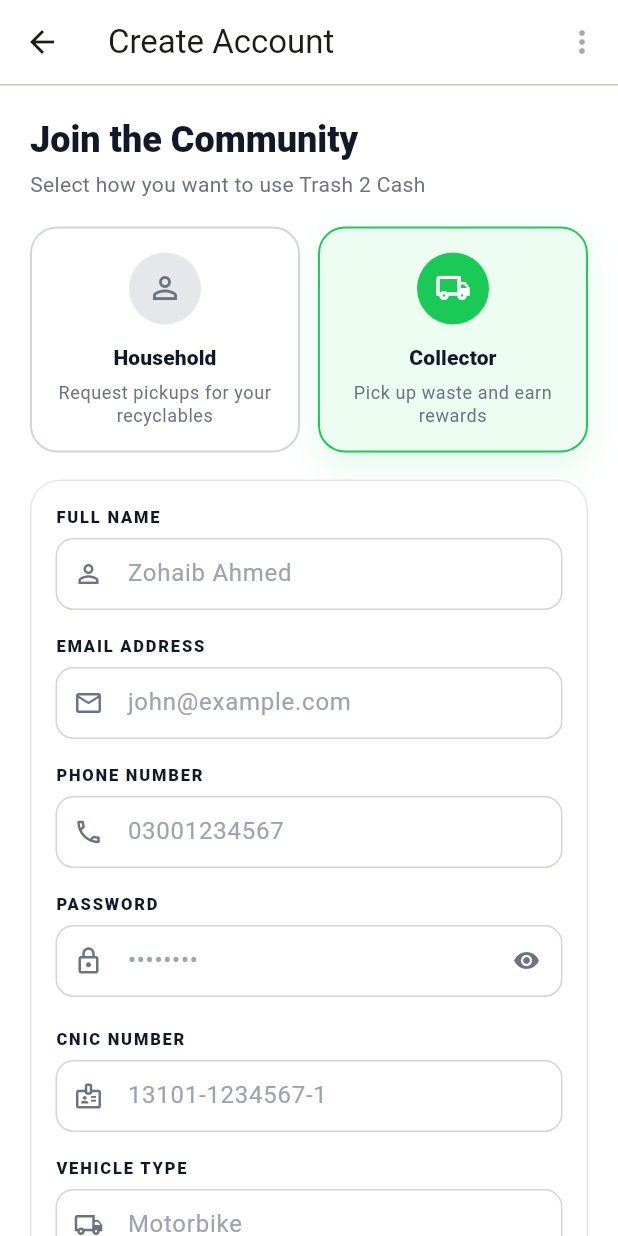
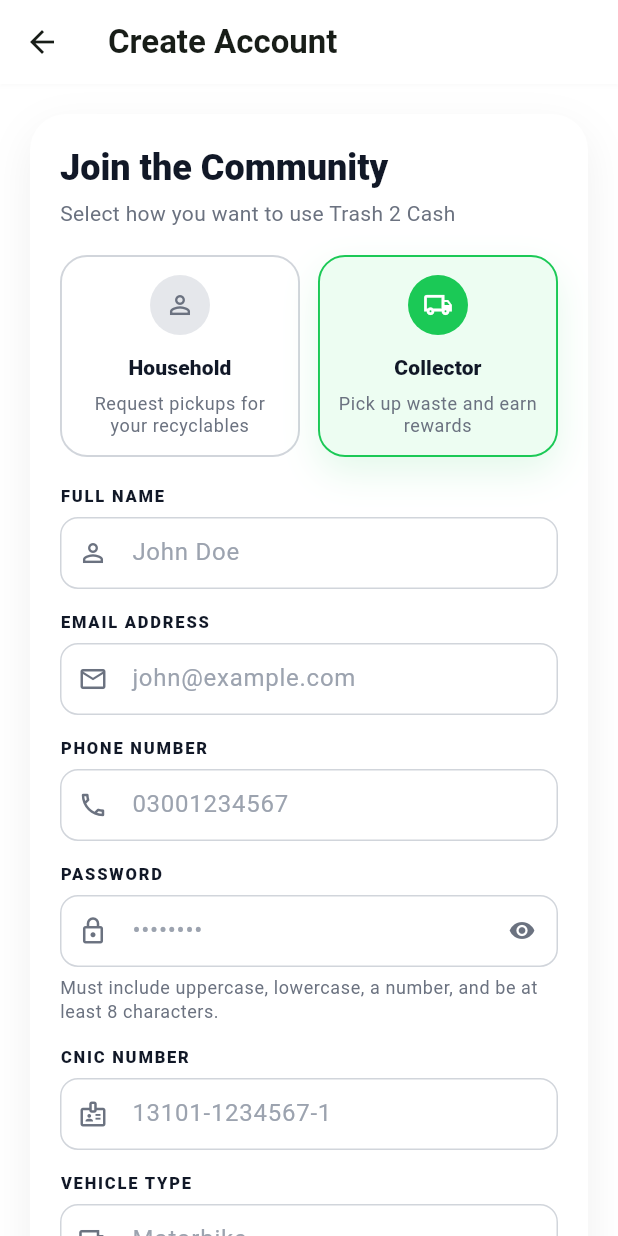
Before and after one commit to zoaib-7ti/trash2cash_app, a Flutter app: the RegisterScreen screen opened by its route, after a tap on "Collector", on a phone screen of 412 x 824 dp. Run offline on Flutter 3.47's test engine with Material 3 defaults, Android fonts, the phone set to English and light mode, and no system bars; our stand-ins replace dio, flutter_secure_storage; accounts and stored records are empty; network calls fail.

Commit message:
update the UI

```diff
--- a/lib/features/auth/screens/login_screen.dart
+++ b/lib/features/auth/screens/login_screen.dart
@@ -62,42 +62,46 @@
         return Scaffold(
           backgroundColor: Colors.white,
           appBar: AppBar(
-            title: const Text('Log in'),
+            title: Text(
+              'Log in',
+              style: Theme.of(
+                context,
+              ).textTheme.titleLarge?.copyWith(fontWeight: FontWeight.bold),
+            ),
             centerTitle: false,
             backgroundColor: Colors.white,
             surfaceTintColor: Colors.white,
-            elevation: 0,
+            elevation: 1,
+            shadowColor: Colors.black.withValues(alpha: 0.08),
             scrolledUnderElevation: 0,
             automaticallyImplyLeading: true,
-            actions: const [
-              Padding(
-                padding: EdgeInsets.only(right: 4),
-                child: Icon(Icons.more_vert),
-              ),
-            ],
-            bottom: const PreferredSize(
-              preferredSize: Size.fromHeight(1),
-              child: Divider(height: 1),
-            ),
           ),
           body: SafeArea(
             child: SingleChildScrollView(
               padding: const EdgeInsets.fromLTRB(20, 20, 20, 24),
+              child: Container(
+                decoration: BoxDecoration(
+                  color: Colors.white,
+                  borderRadius: BorderRadius.circular(24),
+                  boxShadow: [
+                    BoxShadow(
+                      color: Colors.black.withValues(alpha: 0.06),
+                      blurRadius: 24,
+                      offset: const Offset(0, 10),
+                    ),
+                  ],
+                ),
                 child: Column(
                   crossAxisAlignment: CrossAxisAlignment.stretch,
                   children: [
                     Container(
                       padding: const EdgeInsets.fromLTRB(22, 28, 22, 24),
-                    decoration: BoxDecoration(
-                      color: const Color(0xFFF6FBF7),
-                      borderRadius: BorderRadius.circular(22),
-                      boxShadow: [
-                        BoxShadow(
-                          color: Colors.black.withValues(alpha: 0.06),
-                          blurRadius: 24,
-                          offset: const Offset(0, 12),
+                      decoration: const BoxDecoration(
+                        color: Color(0xFFEDFDF2),
+                        borderRadius: BorderRadius.only(
+                          topLeft: Radius.circular(24),
+                          topRight: Radius.circular(24),
                         ),
-                      ],
                       ),
                       child: Column(
                         children: [
@@ -114,7 +118,7 @@
                               color: Colors.white,
                             ),
                           ),
-                        const SizedBox(height: 16),
+                          const SizedBox(height: 25),
                           Text(
                             'Turn your recycling into rewards.\nSign in to continue.',
                             textAlign: TextAlign.center,
@@ -128,7 +132,13 @@
                         ],
                       ),
                     ),
-                  const SizedBox(height: 16),
+                    Container(
+                      padding: const EdgeInsets.all(20),
+                      child: Form(
+                        key: _formKey,
+                        child: Column(
+                          crossAxisAlignment: CrossAxisAlignment.stretch,
+                          children: [
                             if (loginState.errorMessage != null &&
                                 (loginState.fieldErrors == null ||
                                     loginState.fieldErrors!.isEmpty)) ...[
@@ -136,20 +146,8 @@
                                 message: loginState.errorMessage!,
                                 onRetry: _submit,
                               ),
-                    const SizedBox(height: 18),
+                              const SizedBox(height: 24),
                             ],
-                  Container(
-                    padding: const EdgeInsets.all(16),
-                    decoration: BoxDecoration(
-                      color: Colors.white,
-                      borderRadius: BorderRadius.circular(20),
-                      border: Border.all(color: const Color(0xFFE5E7EB)),
-                    ),
-                    child: Form(
-                      key: _formKey,
-                      child: Column(
-                        crossAxisAlignment: CrossAxisAlignment.stretch,
-                        children: [
                             AppTextField(
                               controller: _emailController,
                               label: 'EMAIL ADDRESS',
@@ -162,7 +160,7 @@
                                 'email',
                               ),
                             ),
-                          const SizedBox(height: 18),
+                            const SizedBox(height: 22),
                             AppTextField(
                               controller: _passwordController,
                               label: 'PASSWORD',
@@ -189,15 +187,11 @@
                                 ),
                               ),
                             ),
-                          const SizedBox(height: 18),
+                            const SizedBox(height: 21),
                             _PrimaryButton(
                               text: 'Sign In',
                               isLoading: isLoading,
                               onPressed: isLoading ? null : _submit,
-                          ),
-                        ],
-                      ),
-                    ),
                             ),
                             const SizedBox(height: 18),
                             const Divider(height: 1),
@@ -209,30 +203,44 @@
                                 children: [
                                   Text(
                                     'Don\'t have an account? ',
-                          style: Theme.of(context).textTheme.bodyMedium
-                              ?.copyWith(color: const Color(0xFF6B7280)),
+                                    style: Theme.of(context)
+                                        .textTheme
+                                        .bodyMedium
+                                        ?.copyWith(
+                                          color: const Color(0xFF6B7280),
+                                        ),
                                   ),
                                   TextButton(
                                     onPressed: isLoading
                                         ? null
                                         : () {
-                                  Navigator.of(context).pushNamed('/register');
+                                            Navigator.of(
+                                              context,
+                                            ).pushNamed('/register');
                                           },
                                     style: TextButton.styleFrom(
                                       padding: EdgeInsets.zero,
                                       minimumSize: Size.zero,
-                            tapTargetSize: MaterialTapTargetSize.shrinkWrap,
+                                      tapTargetSize:
+                                          MaterialTapTargetSize.shrinkWrap,
                                       foregroundColor: tokens.primaryColor,
                                     ),
                                     child: const Text(
                                       'Sign Up',
-                            style: TextStyle(fontWeight: FontWeight.w700),
+                                      style: TextStyle(
+                                        fontWeight: FontWeight.w700,
+                                      ),
                                     ),
                                   ),
                                 ],
                               ),
                             ),
                           ],
+                        ),
+                      ),
+                    ),
+                  ],
+                ),
               ),
             ),
           ),
--- a/lib/features/auth/screens/profile_screen.dart
+++ b/lib/features/auth/screens/profile_screen.dart
@@ -71,11 +71,17 @@
         return Scaffold(
           backgroundColor: Colors.white,
           appBar: AppBar(
-            title: Text(_isEditMode ? 'Edit Profile' : 'Profile'),
+            title: Text(
+              _isEditMode ? 'Edit Profile' : 'Profile',
+              style: Theme.of(context).textTheme.titleLarge?.copyWith(
+                    fontWeight: FontWeight.bold,
+                  ),
+            ),
             centerTitle: false,
             backgroundColor: Colors.white,
             surfaceTintColor: Colors.white,
-            elevation: 0,
+            elevation: 1,
+            shadowColor: Colors.black.withValues(alpha: 0.08),
             scrolledUnderElevation: 0,
             automaticallyImplyLeading: _isEditMode,
             leading: _isEditMode
@@ -114,10 +120,6 @@
                     ),
                   ]
                 : null,
-            bottom: const PreferredSize(
-              preferredSize: Size.fromHeight(1),
-              child: Divider(height: 1),
-            ),
           ),
           body: SafeArea(
             child: isLoading
--- a/lib/features/auth/screens/register_screen.dart
+++ b/lib/features/auth/screens/register_screen.dart
@@ -49,24 +49,36 @@
         return Scaffold(
           backgroundColor: Colors.white,
           appBar: AppBar(
-            title: const Text('Create Account'),
+            title: Text(
+              'Create Account',
+              style: Theme.of(
+                context,
+              ).textTheme.titleLarge?.copyWith(fontWeight: FontWeight.bold),
+            ),
             centerTitle: false,
             backgroundColor: Colors.white,
             surfaceTintColor: Colors.white,
-            elevation: 0,
+            elevation: 1,
+            shadowColor: Colors.black.withValues(alpha: 0.08),
             scrolledUnderElevation: 0,
             automaticallyImplyLeading: true,
-            actions: [
-              IconButton(onPressed: null, icon: const Icon(Icons.more_vert)),
-            ],
-            bottom: const PreferredSize(
-              preferredSize: Size.fromHeight(1),
-              child: Divider(height: 1),
-            ),
           ),
           body: SafeArea(
             child: SingleChildScrollView(
               padding: const EdgeInsets.fromLTRB(20, 20, 20, 24),
+              child: Container(
+                padding: const EdgeInsets.all(20),
+                decoration: BoxDecoration(
+                  color: Colors.white,
+                  borderRadius: BorderRadius.circular(24),
+                  boxShadow: [
+                    BoxShadow(
+                      color: Colors.black.withValues(alpha: 0.06),
+                      blurRadius: 24,
+                      offset: const Offset(0, 10),
+                    ),
+                  ],
+                ),
                 child: Column(
                   crossAxisAlignment: CrossAxisAlignment.stretch,
                   children: [
@@ -131,14 +143,7 @@
                       ),
                       const SizedBox(height: 16),
                     ],
-                  Container(
-                    padding: const EdgeInsets.all(16),
-                    decoration: BoxDecoration(
-                      color: Colors.white,
-                      borderRadius: BorderRadius.circular(20),
-                      border: Border.all(color: const Color(0xFFE5E7EB)),
-                    ),
-                    child: Form(
+                    Form(
                       key: _formKey,
                       child: Column(
                         crossAxisAlignment: CrossAxisAlignment.stretch,
@@ -146,7 +151,7 @@
                           AppTextField(
                             controller: _nameController,
                             label: 'FULL NAME',
-                            hintText: 'Zohaib Ahmed',
+                            hintText: 'John Doe',
                             prefixIcon: Icons.person_outline,
                             textInputAction: TextInputAction.next,
                             errorText: authState.fieldErrorFor(
@@ -154,7 +159,7 @@
                               'name',
                             ),
                           ),
-                          const SizedBox(height: 16),
+                          const SizedBox(height: 14),
                           AppTextField(
                             controller: _emailController,
                             label: 'EMAIL ADDRESS',
@@ -167,7 +172,7 @@
                               'email',
                             ),
                           ),
-                          const SizedBox(height: 16),
+                          const SizedBox(height: 14),
                           AppTextField(
                             controller: _phoneController,
                             label: 'PHONE NUMBER',
@@ -180,7 +185,7 @@
                               'phone',
                             ),
                           ),
-                          const SizedBox(height: 16),
+                          const SizedBox(height: 14),
                           AppTextField(
                             controller: _passwordController,
                             label: 'PASSWORD',
@@ -209,12 +214,11 @@
                             ),
                           ),
                           const SizedBox(height: 6),
-                          // Text(
-                          //   ' include uppercase, lowercase, a number, and be at least 8 characters.',
-                          //   style: Theme.of(context).textTheme.bodySmall?.copyWith(
-                          //     color: const Color(0xFF6B7280),
-                          //   ),
-                          // ),
+                          Text(
+                            'Must include uppercase, lowercase, a number, and be at least 8 characters.',
+                            style: Theme.of(context).textTheme.bodySmall
+                                ?.copyWith(color: const Color(0xFF6B7280)),
+                          ),
                           if (_selectedRole == UserRole.collector) ...[
                             const SizedBox(height: 14),
                             AppTextField(
@@ -228,7 +232,7 @@
                                 'cnicNumber',
                               ),
                             ),
-                            const SizedBox(height: 16),
+                            const SizedBox(height: 14),
                             AppTextField(
                               controller: _vehicleTypeController,
                               label: 'VEHICLE TYPE',
@@ -248,10 +252,6 @@
                             isLoading: isLoading,
                             onPressed: isLoading ? null : _submit,
                           ),
-                        ],
-                      ),
-                    ),
-                  ),
                           const SizedBox(height: 14),
                           Center(
                             child: Wrap(
@@ -261,29 +261,40 @@
                                 Text(
                                   'Already have an account? ',
                                   style: Theme.of(context).textTheme.bodyMedium
-                              ?.copyWith(color: const Color(0xFF6B7280)),
+                                      ?.copyWith(
+                                        color: const Color(0xFF6B7280),
+                                      ),
                                 ),
                                 TextButton(
                                   onPressed: isLoading
                                       ? null
                                       : () {
-                                  Navigator.of(context).pushNamed('/login');
+                                          Navigator.of(
+                                            context,
+                                          ).pushNamed('/login');
                                         },
                                   style: TextButton.styleFrom(
                                     padding: EdgeInsets.zero,
                                     minimumSize: Size.zero,
-                            tapTargetSize: MaterialTapTargetSize.shrinkWrap,
+                                    tapTargetSize:
+                                        MaterialTapTargetSize.shrinkWrap,
                                     foregroundColor: tokens.primaryColor,
                                   ),
                                   child: const Text(
                                     'Log in',
-                            style: TextStyle(fontWeight: FontWeight.w800),
+                                    style: TextStyle(
+                                      fontWeight: FontWeight.w800,
+                                    ),
                                   ),
                                 ),
                               ],
                             ),
                           ),
                         ],
+                      ),
+                    ),
+                  ],
+                ),
               ),
             ),
           ),
@@ -409,7 +420,7 @@
       borderRadius: BorderRadius.circular(18),
       child: AnimatedContainer(
         duration: const Duration(milliseconds: 180),
-        padding: const EdgeInsets.fromLTRB(14, 16, 14, 16),
+        padding: const EdgeInsets.all(12),
         decoration: BoxDecoration(
           color: backgroundColor,
           borderRadius: BorderRadius.circular(18),
@@ -427,13 +438,13 @@
         child: Column(
           children: [
             Container(
-              width: 48,
-              height: 48,
+              width: 40,
+              height: 40,
               decoration: BoxDecoration(
                 color: iconCircleColor,
                 shape: BoxShape.circle,
               ),
-              child: Icon(icon, color: iconColor, size: 24),
+              child: Icon(icon, color: iconColor, size: 20),
             ),
             const SizedBox(height: 12),
             Text(
```
Lines whose indentation alone changed are shown as unchanged.
